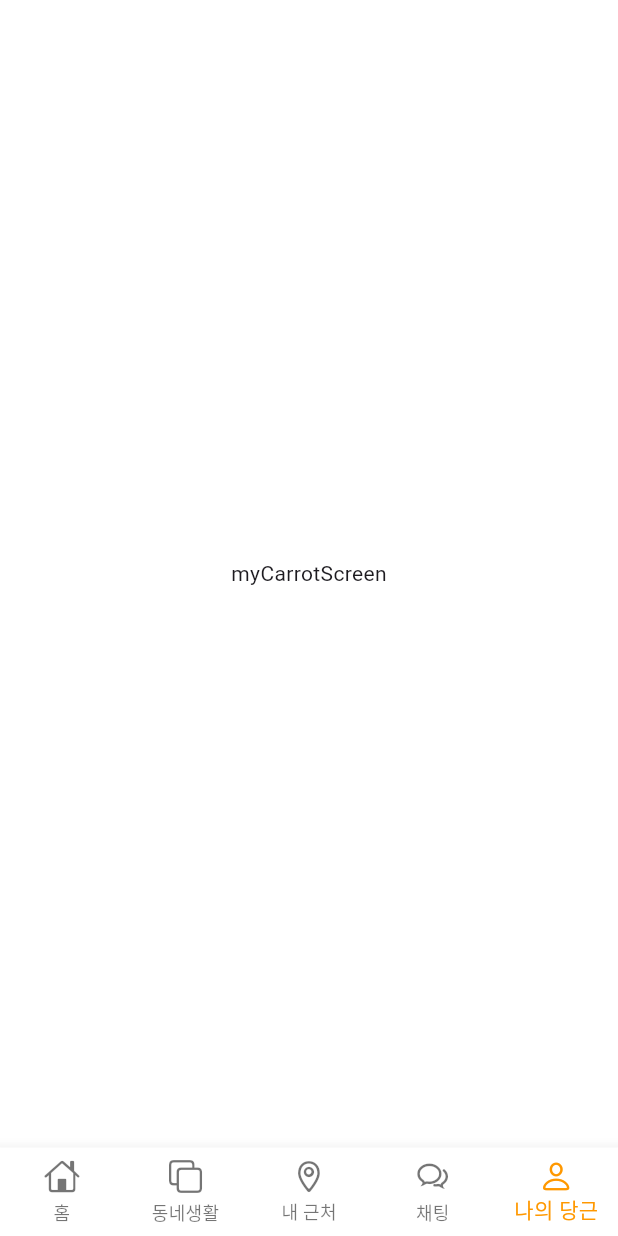
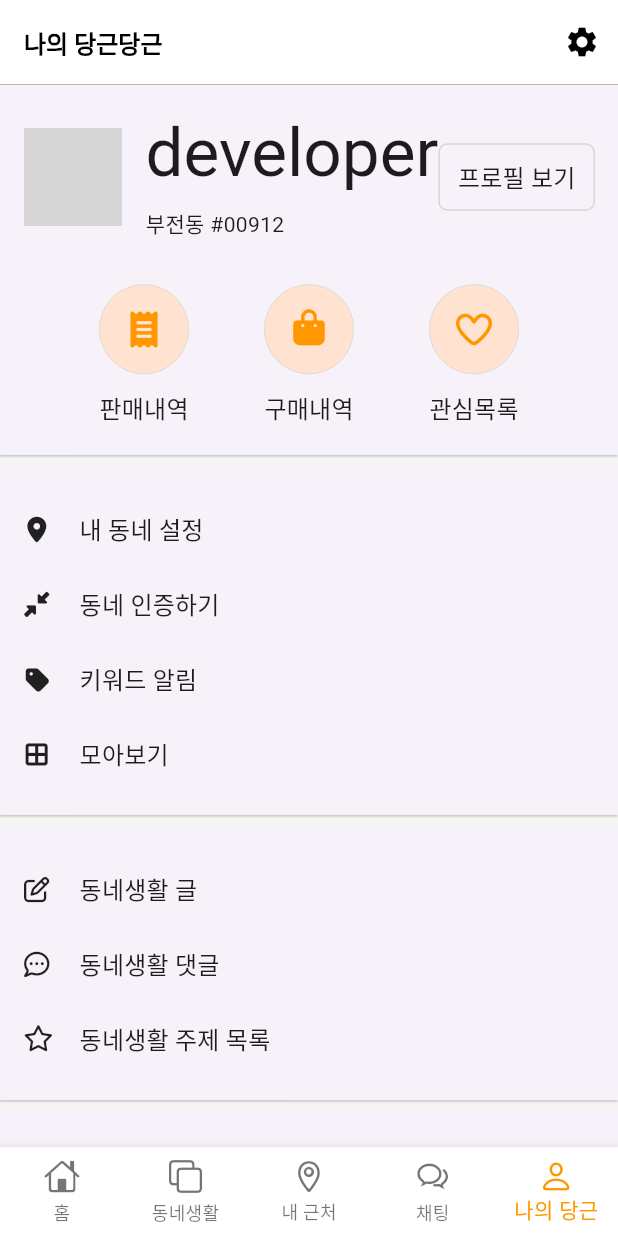
Before and after one commit to rmfdnjf98/flutter_carrot_market_ui, a Flutter app: the screen it shows after launch, item 5 of the bottom bar chosen, on a phone screen of 412 x 824 dp. Run offline on Flutter 3.47's test engine with Material 3 defaults, Android fonts, the phone set to English and light mode, and no system bars; our stand-ins replace font_awesome_flutter, google_fonts; network calls fail; grey boxes are pictures that could not be loaded.

Commit message:
채팅화면, 나의 당금 화면 만들기 까지

```diff
--- /dev/null
+++ b/lib/models/chat_message.dart
@@ -0,0 +1,35 @@
+class ChatMessage {
+  final String sender; // 보낸 사람 이름
+  final String profileImage; // 프로필 URL
+  final String location; // 위치 (동 이름)
+  final String sendDate; // "1일전", "3시간전"
+  final String message; // 메시지 본문
+  final String? imageUri; // 첨부 이미지 (있을 수도, 없을 수도) — ? 가 null 허용 표시
+
+  ChatMessage({
+    required this.sender,
+    required this.profileImage,
+    required this.location,
+    required this.sendDate,
+    required this.message,
+    this.imageUri, // null 가능하니 required 안 붙임
+  });
+}
+
+List<ChatMessage> chatMessageList = [
+  ChatMessage(
+    sender: '당근 · ',
+    profileImage: 'https://picsum.photos/id/870/200/100?grayscale',
+    location: '대부동',
+    sendDate: '1일전',
+    message: 'developer 님, 근처에 다양한 물건들이 아주 많이있습니다.',
+  ),
+  ChatMessage(
+    sender: 'Flutter',
+    profileImage: 'https://picsum.photos/id/880/200/100?grayscale',
+    location: '중동',
+    sendDate: '2일전',
+    message: '안녕하세요 지금 다 예약 상태 인가요?',
+    imageUri: 'https://picsum.photos/id/890/200/100?grayscale',
+  ),
+];
--- /dev/null
+++ b/lib/models/icon_menu.dart
@@ -0,0 +1,33 @@
+import 'package:flutter/material.dart';
+import 'package:font_awesome_flutter/font_awesome_flutter.dart';
+
+class IconMenu {
+  final String title;
+  final IconData iconData;
+
+  IconMenu({required this.title, required this.iconData});
+}
+
+// 화면에 사용할 데이터 (상단 그룹)
+final List<IconMenu> iconMenu1 = [
+  IconMenu(title: '내 동네 설정', iconData: FontAwesomeIcons.locationDot),
+  IconMenu(
+    title: '동네 인증하기',
+    iconData: FontAwesomeIcons.downLeftAndUpRightToCenter,
+  ),
+  IconMenu(title: '키워드 알림', iconData: FontAwesomeIcons.tag),
+  IconMenu(title: '모아보기', iconData: FontAwesomeIcons.borderAll),
+];
+
+// 화면에 사용할 데이터 (중단 그룹)
+final List<IconMenu> iconMenu2 = [
+  IconMenu(title: '동네생활 글', iconData: FontAwesomeIcons.penToSquare),
+  IconMenu(title: '동네생활 댓글', iconData: FontAwesomeIcons.commentDots),
+  IconMenu(title: '동네생활 주제 목록', iconData: FontAwesomeIcons.star),
+];
+
+// 화면에 사용할 데이터 (하단 그룹)
+final List<IconMenu> iconMenu3 = [
+  IconMenu(title: '비즈프로필 관리', iconData: FontAwesomeIcons.store),
+  IconMenu(title: '지역광고', iconData: FontAwesomeIcons.bullhorn),
+];
--- a/lib/screens/chatting/chatting_screen.dart
+++ b/lib/screens/chatting/chatting_screen.dart
@@ -1,10 +1,25 @@
 import 'package:flutter/material.dart';
+import 'package:flutter_carrot_market_ui/models/chat_message.dart';
+import 'package:flutter_carrot_market_ui/screens/chatting/components/chat_container.dart';
+import 'package:flutter_carrot_market_ui/screens/components/appbar_preferred_size.dart';
 
 class ChattingScreen extends StatelessWidget {
+  const ChattingScreen({super.key});
+
   @override
   Widget build(BuildContext context) {
-    return Center(
-      child: Text('chattingScreen'),
+    return Scaffold(
+      appBar: AppBar(
+        title: const Text('채팅'),
+        bottom: appBarBottomLine(), // 1. 재사용 위젯
+      ),
+      // 2. ListView.generate 대신 ListView( children: List.generate(...) )
+      body: ListView(
+        children: List.generate(
+          chatMessageList.length,
+          (index) => ChatContainer(chatMessage: chatMessageList[index]),
+        ),
+      ),
     );
   }
 }
--- /dev/null
+++ b/lib/screens/chatting/components/chat_container.dart
@@ -0,0 +1,77 @@
+import 'package:flutter/material.dart';
+import 'package:flutter_carrot_market_ui/models/chat_message.dart';
+import 'package:flutter_carrot_market_ui/models/chat_message.dart';
+import 'package:flutter_carrot_market_ui/screens/components/image_container.dart';
+
+class ChatContainer extends StatelessWidget {
+  final ChatMessage chatMessage;
+
+  const ChatContainer({super.key, required this.chatMessage});
+
+  @override
+  Widget build(BuildContext context) {
+    return Container(
+      // 1. 아래 경계선
+      decoration: BoxDecoration(
+        border: Border(bottom: BorderSide(color: Colors.grey, width: 0.5)),
+      ),
+      height: 100,
+      padding: const EdgeInsets.all(20),
+      child: Row(
+        children: [
+          // 2. 왼쪽 원형 프로필
+          ImageContainer(
+            width: 50,
+            height: 50,
+            borderRadius: 25, // 원형이 되려면 width/2
+            imageUrl: chatMessage.profileImage,
+          ),
+          const SizedBox(width: 16),
+          // 3. 가운데 텍스트 영역
+          Expanded(
+            child: Column(
+              crossAxisAlignment: CrossAxisAlignment.start,
+              children: [
+                const Spacer(),
+                // 3-1. 이름 + 위치 + 시간
+                Text.rich(
+                  TextSpan(
+                    children: [
+                      TextSpan(
+                        text: chatMessage.sender,
+                        style: Theme.of(context).textTheme.bodyLarge,
+                      ),
+                      TextSpan(text: chatMessage.location),
+                      TextSpan(text: ' · ${chatMessage.sendDate}'),
+                    ],
+                  ),
+                ),
+                const Spacer(),
+                // 3-2. 메시지 본문 (1줄만, 길면 "…" 처리)
+                Text(
+                  chatMessage.message,
+                  style: Theme.of(context).textTheme.bodyLarge,
+                  overflow: TextOverflow.ellipsis,
+                ),
+                const Spacer(),
+              ],
+            ),
+          ),
+          // 4. 오른쪽 첨부 이미지 (있을 때만)
+          Visibility(
+            visible: chatMessage.imageUri != null,
+            child: Padding(
+              padding: const EdgeInsets.only(left: 8.0),
+              child: ImageContainer(
+                width: 50,
+                height: 50,
+                borderRadius: 8,
+                imageUrl: chatMessage.imageUri ?? '', // null 일 때 빈문자열
+              ),
+            ),
+          ),
+        ],
+      ),
+    );
+  }
+}
--- /dev/null
+++ b/lib/screens/components/appbar_preferred_size.dart
@@ -0,0 +1,12 @@
+import 'package:flutter/material.dart';
+
+PreferredSize appBarBottomLine() {
+  const height = 0.5;
+  return PreferredSize(
+    preferredSize: const Size.fromHeight(height),
+    child: Container(
+      color: Colors.grey,
+      height: height,
+    ),
+  );
+}
--- /dev/null
+++ b/lib/screens/components/image_container.dart
@@ -0,0 +1,29 @@
+import 'package:flutter/material.dart';
+
+class ImageContainer extends StatelessWidget {
+  final double borderRadius;
+  final String imageUrl;
+  final double width;
+  final double height;
+
+  const ImageContainer({
+    super.key,
+    required this.borderRadius,
+    required this.imageUrl,
+    required this.width,
+    required this.height,
+  });
+
+  @override
+  Widget build(BuildContext context) {
+    return ClipRRect(
+      borderRadius: BorderRadius.circular(borderRadius),
+      child: Image.network(
+        imageUrl,
+        width: width,
+        height: height,
+        fit: BoxFit.cover,
+      ),
+    );
+  }
+}
--- /dev/null
+++ b/lib/screens/my_carrot/components/card_icon_menu.dart
@@ -0,0 +1,45 @@
+import 'package:flutter/material.dart';
+import 'package:flutter_carrot_market_ui/models/icon_menu.dart';
+
+class CardIconMenu extends StatelessWidget {
+  final List<IconMenu> iconMenuList;
+  const CardIconMenu({super.key, required this.iconMenuList});
+
+  @override
+  Widget build(BuildContext context) {
+    return Card(
+      elevation: 0.5,
+      margin: EdgeInsets.zero,
+      shape: RoundedRectangleBorder(borderRadius: BorderRadius.circular(0)),
+      child: Padding(
+        padding: const EdgeInsets.all(16.0),
+        child: Column(
+          // 1. List.generate 로 메뉴 개수만큼 행 만들기
+          children: List.generate(
+            iconMenuList.length,
+            (index) => _buildRowIconItem(
+              iconMenuList[index].title,
+              iconMenuList[index].iconData,
+            ),
+          ),
+        ),
+      ),
+    );
+  }
+
+  Widget _buildRowIconItem(String title, IconData iconData) {
+    return Builder(
+      builder: (context) => SizedBox(
+        height:
+            50, // 자식에 크기만 주는 용도라면 Container 보다 SizedBox 가 가벼움 (lint: sized_box_for_whitespace)
+        child: Row(
+          children: [
+            Icon(iconData, size: 17),
+            const SizedBox(width: 20),
+            Text(title, style: Theme.of(context).textTheme.titleMedium),
+          ],
+        ),
+      ),
+    );
+  }
+}
--- /dev/null
+++ b/lib/screens/my_carrot/my_carrot_header.dart
@@ -0,0 +1,126 @@
+import 'package:flutter/material.dart';
+import 'package:flutter_carrot_market_ui/screens/components/image_container.dart';
+import 'package:font_awesome_flutter/font_awesome_flutter.dart';
+
+class MyCarrotHeader extends StatelessWidget {
+  @override
+  Widget build(BuildContext context) {
+    return Card(
+      elevation: 0.5,
+      margin: EdgeInsets.zero,
+      shape: RoundedRectangleBorder(
+        borderRadius: BorderRadiusGeometry.circular(0),
+      ),
+      child: Padding(
+        padding: const EdgeInsets.symmetric(vertical: 20, horizontal: 16),
+        child: Column(
+          children: [
+            _buildProfileRow(),
+            const SizedBox(height: 30),
+            Row(
+              mainAxisAlignment: MainAxisAlignment.spaceEvenly,
+              children: [
+                _buildRoundTextButton('판매내역', FontAwesomeIcons.receipt),
+                _buildRoundTextButton('구매내역', FontAwesomeIcons.bagShopping),
+                _buildRoundTextButton('관심목록', FontAwesomeIcons.heart),
+              ],
+            ),
+          ],
+        ),
+      ),
+    );
+  }
+
+  Widget _buildProfileRow() {
+    return Row(
+      children: [
+        Stack(
+          children: [
+            const ImageContainer(
+              width: 65,
+              height: 65,
+              borderRadius: 32.5,
+              imageUrl: 'https://picsum.photos/200/100',
+            ),
+            Positioned(
+              bottom: 0,
+              right: 0,
+              child: Container(
+                width: 20,
+                height: 20,
+                decoration: BoxDecoration(
+                  borderRadius: BorderRadius.circular(15),
+                  color: Colors.grey[100],
+                ),
+                child: const Icon(Icons.camera_alt_outlined, size: 15),
+              ),
+            ),
+          ],
+        ),
+        const SizedBox(
+          width: 16,
+        ),
+        Builder(
+          builder: (context) => Column(
+            crossAxisAlignment: CrossAxisAlignment.start,
+            children: [
+              Text(
+                'developer',
+                style: Theme.of(context).textTheme.displayMedium,
+              ),
+              const SizedBox(height: 10),
+              const Text('부전동 #00912'),
+            ],
+          ),
+        ),
+        const Spacer(),
+        _buildProfileButton(),
+      ],
+    );
+  }
+
+  Widget _buildProfileButton() {
+    return InkWell(
+      onTap: () {},
+      child: Builder(
+        builder: (context) => Container(
+          decoration: BoxDecoration(
+            border: Border.all(color: const Color(0xFFD4D5D0), width: 1.0),
+            borderRadius: BorderRadius.circular(6.0),
+          ),
+          height: 45,
+          child: Center(
+            child: Padding(
+              padding: const EdgeInsets.symmetric(horizontal: 12),
+              child: Text(
+                '프로필 보기',
+                style: Theme.of(context).textTheme.titleMedium,
+              ),
+            ),
+          ),
+        ),
+      ),
+    );
+  }
+
+  Widget _buildRoundTextButton(String title, IconData iconData) {
+    return Builder(
+      builder: (context) => Column(
+        children: [
+          Container(
+            width: 60,
+            height: 60,
+            decoration: BoxDecoration(
+              borderRadius: BorderRadius.circular(30),
+              color: const Color.fromRGBO(255, 226, 208, 1),
+              border: Border.all(color: const Color(0xFFD4D5D0), width: 0.5),
+            ),
+            child: Icon(iconData, color: Colors.orange),
+          ),
+          const SizedBox(height: 10),
+          Text(title, style: Theme.of(context).textTheme.titleMedium),
+        ],
+      ),
+    );
+  }
+}
--- a/lib/screens/my_carrot/my_carrot_screen.dart
+++ b/lib/screens/my_carrot/my_carrot_screen.dart
@@ -1,10 +1,35 @@
 import 'package:flutter/material.dart';
+import 'package:flutter_carrot_market_ui/models/icon_menu.dart';
+import 'package:flutter_carrot_market_ui/screens/components/appbar_preferred_size.dart';
+import 'package:flutter_carrot_market_ui/screens/my_carrot/components/card_icon_menu.dart';
+import 'package:flutter_carrot_market_ui/screens/my_carrot/my_carrot_header.dart';
 
 class MyCarrotScreen extends StatelessWidget {
   @override
   Widget build(BuildContext context) {
-    return Center(
-      child: Text('myCarrotScreen'),
+    return Scaffold(
+      backgroundColor: Colors.grey[100],
+      appBar: AppBar(
+        title: const Text('나의 당근당근'),
+        actions: [
+          IconButton(
+            icon: const Icon(Icons.settings),
+            onPressed: () {},
+          ),
+        ],
+        bottom: appBarBottomLine(),
+      ),
+      body: ListView(
+        children: [
+          MyCarrotHeader(),
+          const SizedBox(height: 8),
+          CardIconMenu(iconMenuList: iconMenu1),
+          const SizedBox(height: 8),
+          CardIconMenu(iconMenuList: iconMenu2),
+          const SizedBox(height: 8),
+          CardIconMenu(iconMenuList: iconMenu3),
+        ],
+      ),
     );
   }
 }
```
